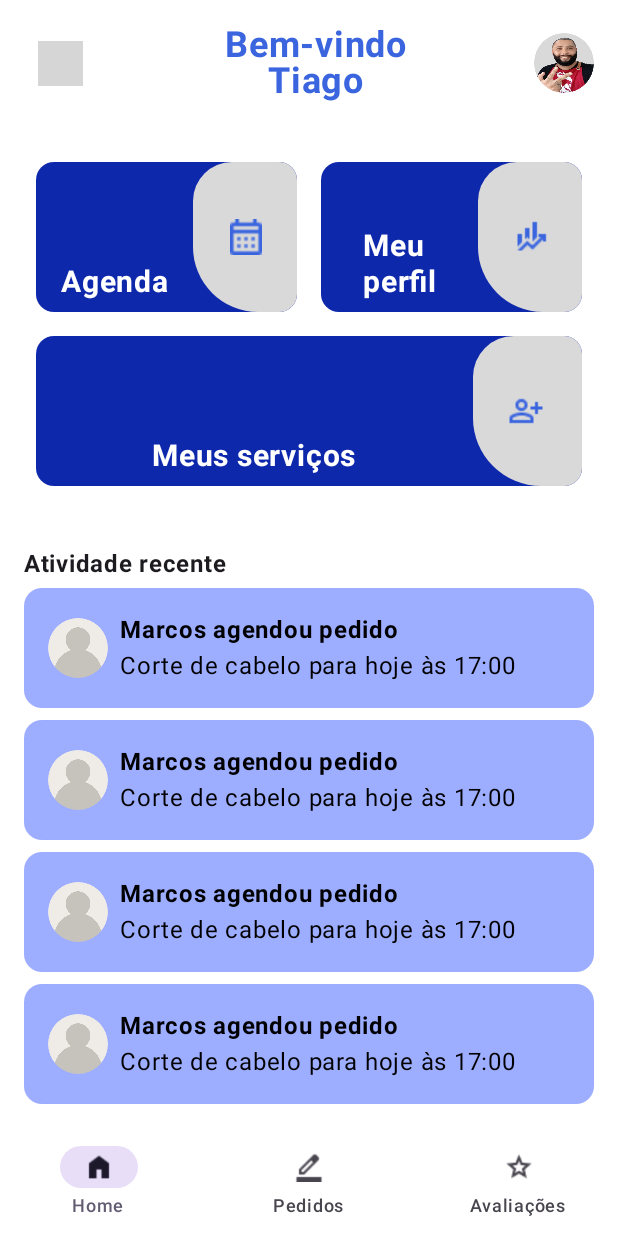
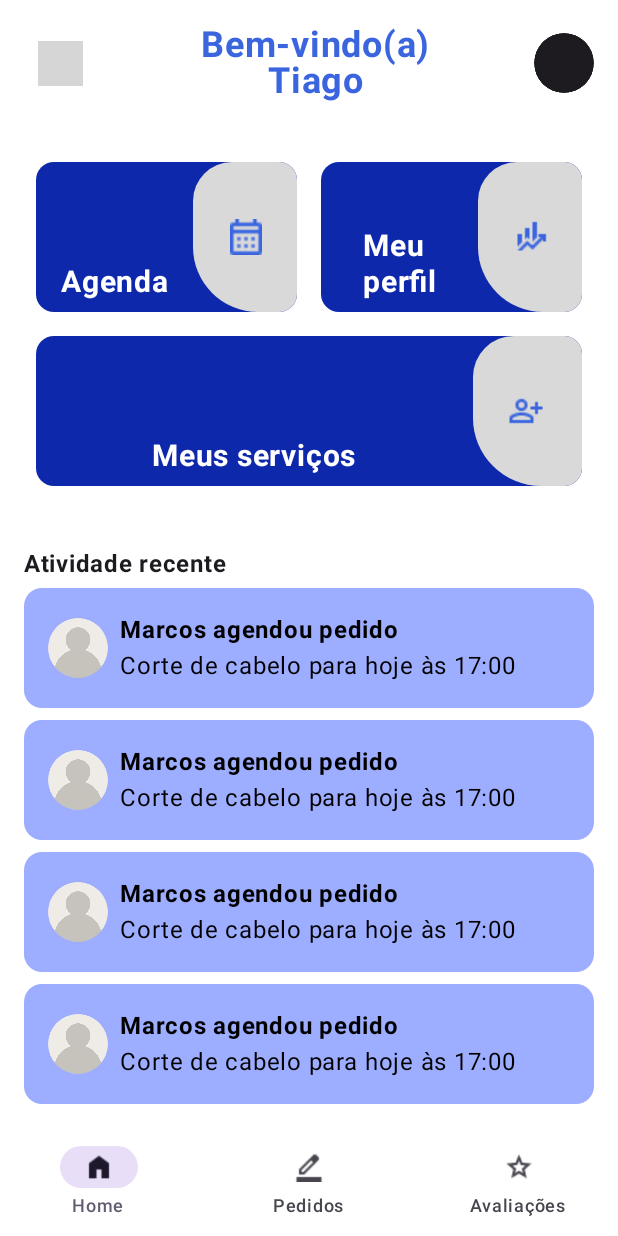
Before and after one commit to Harbor-gp6/Harbor-android, an Android app built with Jetpack Compose: the screen it shows after launch (HomeActivity), after a tap on "Entrar", on a phone screen of 412 x 824 dp. Run offline under Robolectric (Android 15) with nearby library versions, the phone set to English and light mode, and no system bars; grey boxes are pictures that could not be loaded.

Commit message:
correção

```diff
--- a/app/src/main/java/com/example/apl_mobile_harbor/HomeActivity.kt
+++ b/app/src/main/java/com/example/apl_mobile_harbor/HomeActivity.kt
@@ -93,13 +93,13 @@ fun Header(onMenuClick: () -> Unit) {
             )
         }
         Text(
-            text = "Bem-vindo\nTiago",
+            text = stringResource(R.string.saudacao, "Tiago"),
             fontSize = 24.sp,
             textAlign = TextAlign.Center,
             fontWeight = FontWeight.Bold,
             color = Color(0xFF3A65DF)
         )
-        Image(
+        Icon(
             painter = painterResource(id = R.drawable.tiago),
             contentDescription = null,
             modifier = Modifier
--- a/app/src/main/java/com/example/apl_mobile_harbor/MainActivity.kt
+++ b/app/src/main/java/com/example/apl_mobile_harbor/MainActivity.kt
@@ -141,10 +141,10 @@ fun Tela(name: String, modifier: Modifier = Modifier) {
             placeholder = { Text(stringResource(R.string.exemplo_senha)) }
         )
 
-        Column(modifier = Modifier.padding(start = 42.dp)) {
+        Column {
             Row(
                 modifier = Modifier.fillMaxWidth(),
-                horizontalArrangement = Arrangement.Start,
+                horizontalArrangement = Arrangement.Center,
                 verticalAlignment = Alignment.CenterVertically
             ) {
                 Checkbox(
```
